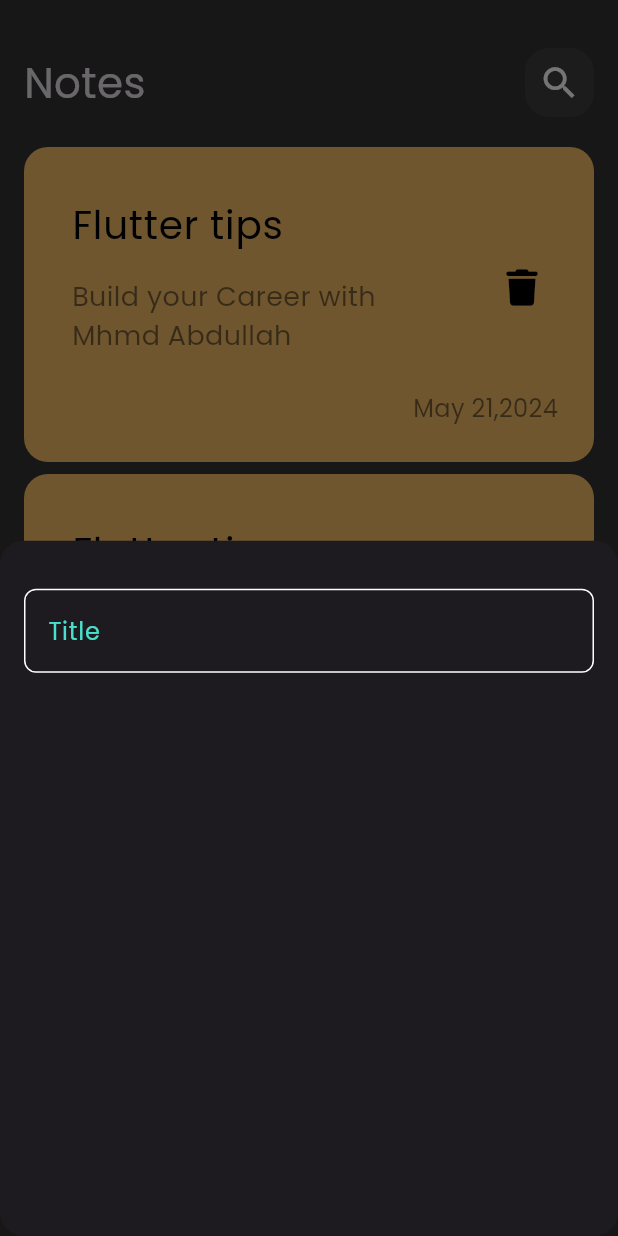
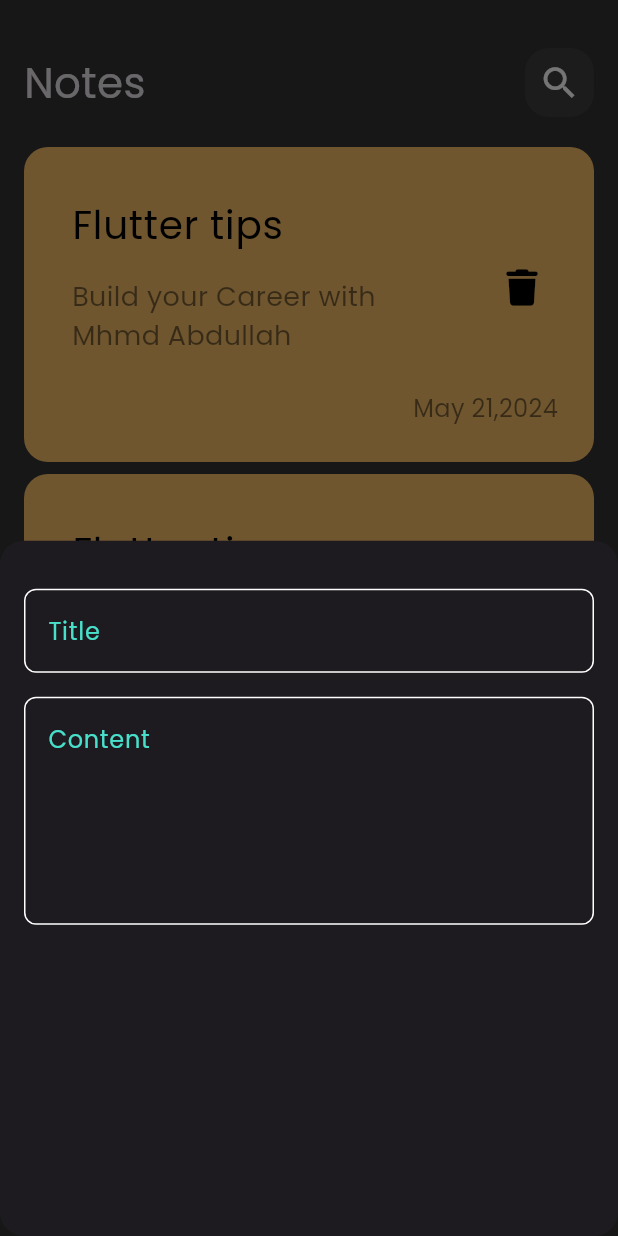
Before and after one commit to MoAbdullahConQ/notes_app, a Flutter app: the screen it shows after launch, after a tap on the "add" icon, on a phone screen of 412 x 824 dp. Run offline on Flutter 3.47's test engine with Material 3 defaults, Android fonts, the phone set to English and light mode, and no system bars; our stand-ins replace font_awesome_flutter.

Commit message:
add fields to bottom sheets

```diff
--- a/lib/widgets/add_note_bottom_sheet.dart
+++ b/lib/widgets/add_note_bottom_sheet.dart
@@ -11,7 +11,14 @@ class AddNoteButtomSheet extends StatelessWidget {
       child: Column(
         children: [
           SizedBox(height: 32),
-          CustomTextField(),
+          CustomTextField(
+            hint: 'Title',
+          ),
+          SizedBox(height: 16),
+          CustomTextField(
+            hint: 'Content',
+            maxLines: 5,
+          ),
         ],
       ),
     );
--- a/lib/widgets/custom_text_field.dart
+++ b/lib/widgets/custom_text_field.dart
@@ -4,14 +4,20 @@ import 'package:notes_app/constants.dart';
 class CustomTextField extends StatelessWidget {
   const CustomTextField({
     super.key,
+    required this.hint,
+    this.maxLines = 1,
   });
+
+  final String hint;
+  final int maxLines;
 
   @override
   Widget build(BuildContext context) {
     return TextField(
+      maxLines: maxLines,
       cursorColor: kPrimaryColor,
       decoration: InputDecoration(
-        hintText: 'Title',
+        hintText: hint,
         hintStyle: const TextStyle(color: kPrimaryColor),
         enabledBorder: buildBorder(),
         focusedBorder: buildBorder(kPrimaryColor),
```
